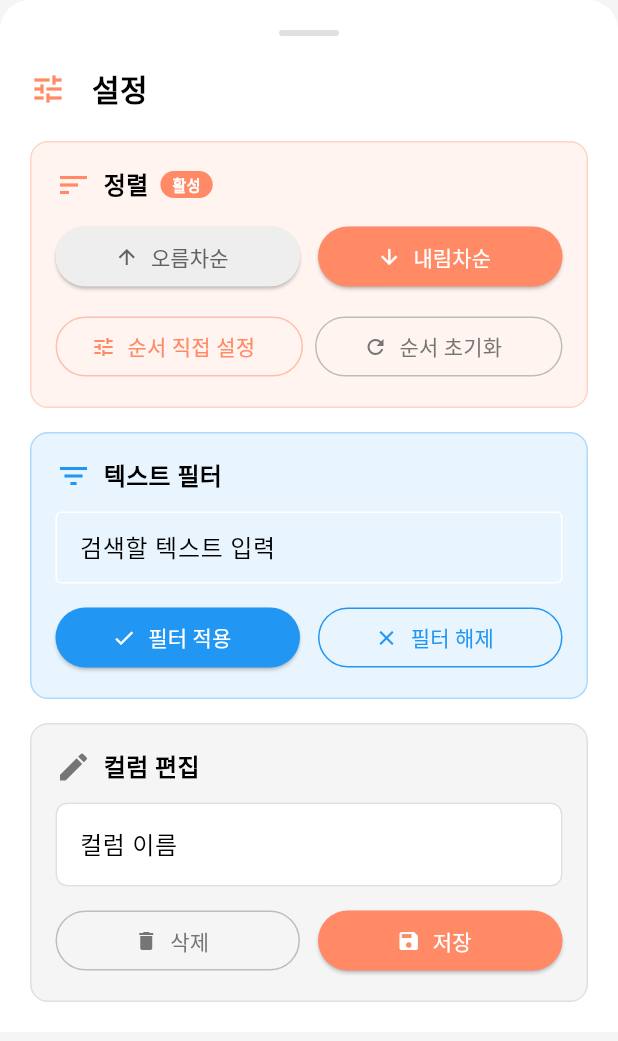
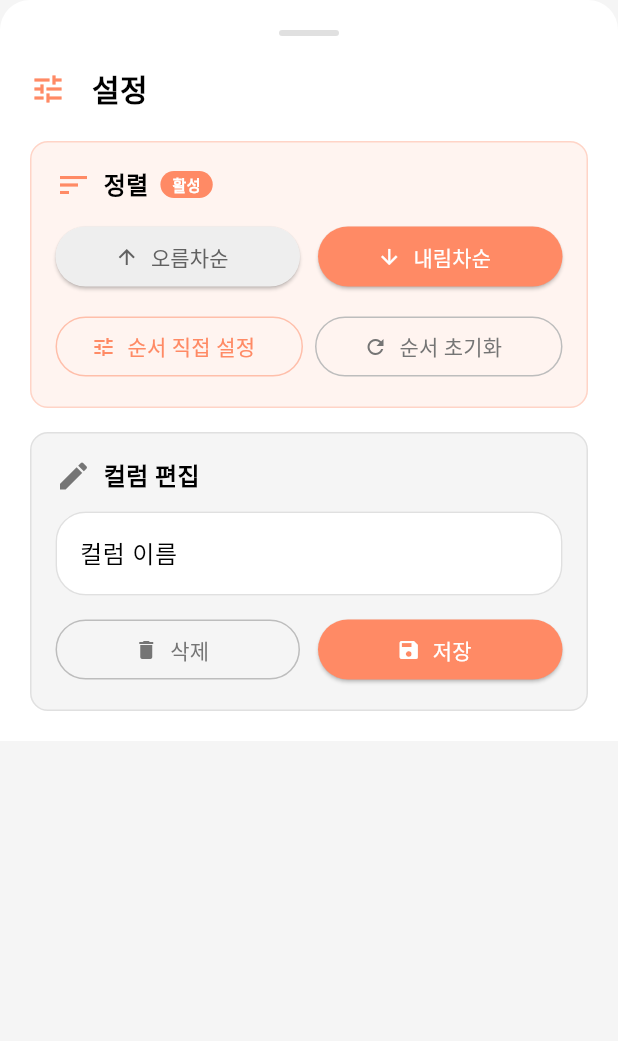
Before and after one commit to ruby400/house_note, a Flutter app: the ColumnSortFilterBottomSheet widget shown alone on an empty page, opened directly with empty values, on a phone screen of 412 x 824 dp. Shown: the top 1041 px of the screen. Run offline on Flutter 3.47's test engine with Material 3 defaults, Android fonts, the phone set to English and light mode, and no system bars; our stand-ins replace cloud_firestore, firebase_auth, firebase_core, flutter_riverpod, go_router, google_sign_in and 6 more; missing offline and left inert: gal; accounts and stored records are empty.

Commit message:
차트 제목 바텀시트에서 텍스트 필터 제거 및 컬럼편집 입력칸 둥글게 변경
- 텍스트 필터 섹션 전체 제거 (_buildFilterSection 메서드 삭제)
- 필터 관련 컨트롤러 및 헬퍼 메서드들 정리
- 컬럼편집 입력칸의 borderRadius를 8에서 20으로 증가
- 더 깔끔하고 간단한 UI로 개선

🤖 Generated with [Claude Code](https://claude.ai/code)

Co-Authored-By: Claude <noreply@anthropic.com>

```diff
--- a/lib/features/chart/views/column_sort_filter_bottom_sheet.dart
+++ b/lib/features/chart/views/column_sort_filter_bottom_sheet.dart
@@ -45,21 +45,16 @@ class ColumnSortFilterBottomSheet extends StatefulWidget {
 class _ColumnSortFilterBottomSheetState
     extends State<ColumnSortFilterBottomSheet> {
   late TextEditingController _renameController;
-  late TextEditingController _filterController;
 
   @override
   void initState() {
     super.initState();
     _renameController = TextEditingController(text: widget.columnName);
-    _filterController = TextEditingController(
-      text: widget.currentFilter?.toString() ?? '',
-    );
   }
 
   @override
   void dispose() {
     _renameController.dispose();
-    _filterController.dispose();
     super.dispose();
   }
 
@@ -112,9 +107,6 @@ class _ColumnSortFilterBottomSheetState
 
               // 정렬 섹션
               _buildSortSection(),
-
-              // 필터링 섹션
-              _buildFilterSection(),
 
               // 컬럼 편집 섹션
               _buildEditSection(),
@@ -289,15 +281,15 @@ class _ColumnSortFilterBottomSheetState
             decoration: InputDecoration(
               labelText: '컬럼 이름',
               border: OutlineInputBorder(
-                borderRadius: BorderRadius.circular(8),
+                borderRadius: BorderRadius.circular(20),
                 borderSide: BorderSide(color: Colors.grey[400]!),
               ),
               enabledBorder: OutlineInputBorder(
-                borderRadius: BorderRadius.circular(8),
+                borderRadius: BorderRadius.circular(20),
                 borderSide: BorderSide(color: Colors.grey[300]!),
               ),
               focusedBorder: OutlineInputBorder(
-                borderRadius: BorderRadius.circular(8),
+                borderRadius: BorderRadius.circular(20),
                 borderSide: const BorderSide(color: Color(0xFFFF8A65), width: 2),
               ),
               filled: true,
@@ -378,132 +370,7 @@ class _ColumnSortFilterBottomSheetState
     }
   }
 
-  String _getFilterLabel() {
-    switch (widget.columnType) {
-      case 'price':
-        return '가격 필터';
-      case 'rating':
-        return '별점 필터';
-      case 'date':
-        return '날짜 필터';
-      case 'select':
-        return '옵션 필터';
-      default:
-        return '텍스트 필터';
-    }
-  }
 
-  String _getFilterHint() {
-    switch (widget.columnType) {
-      case 'price':
-        return '예: 1000000 (이상), <5000000 (미만)';
-      case 'rating':
-        return '예: 4 (이상), <3 (미만)';
-      case 'date':
-        return '예: 2024-01-01';
-      case 'select':
-        return '옵션값 입력';
-      default:
-        return '검색할 텍스트 입력';
-    }
-  }
-
-  Widget _buildFilterSection() {
-    final bool hasFilter = widget.currentFilter != null &&
-        widget.currentFilter.toString().isNotEmpty;
-
-    return Container(
-      margin: const EdgeInsets.only(bottom: 16),
-      padding: const EdgeInsets.all(16),
-      decoration: BoxDecoration(
-        color: Colors.blue.withAlpha(25),
-        borderRadius: BorderRadius.circular(12),
-        border: Border.all(color: Colors.blue.withAlpha(76)),
-      ),
-      child: Column(
-        crossAxisAlignment: CrossAxisAlignment.start,
-        children: [
-          Row(
-            children: [
-              const Icon(Icons.filter_list, color: Colors.blue),
-              const SizedBox(width: 8),
-              Text(
-                _getFilterLabel(),
-                style: const TextStyle(
-                  fontSize: 16,
-                  fontWeight: FontWeight.w600,
-                ),
-              ),
-              if (hasFilter) ...[
-                const SizedBox(width: 8),
-                Container(
-                  padding: const EdgeInsets.symmetric(horizontal: 8, vertical: 2),
-                  decoration: const BoxDecoration(
-                    color: Colors.blue,
-                    borderRadius: BorderRadius.all(Radius.circular(10)),
-                  ),
-                  child: const Text(
-                    '활성',
-                    style: TextStyle(
-                      color: Colors.white,
-                      fontSize: 10,
-                      fontWeight: FontWeight.bold,
-                    ),
-                  ),
-                ),
-              ],
-            ],
-          ),
-          const SizedBox(height: 12),
-          TextField(
-            controller: _filterController,
-            decoration: InputDecoration(
-              hintText: _getFilterHint(),
-              border: const OutlineInputBorder(),
-              contentPadding:
-                  const EdgeInsets.symmetric(horizontal: 12, vertical: 8),
-            ),
-          ),
-          const SizedBox(height: 12),
-          Row(
-            children: [
-              Expanded(
-                child: ElevatedButton.icon(
-                  onPressed: () {
-                    widget.onFilter(_filterController.text.trim().isEmpty
-                        ? null
-                        : _filterController.text.trim());
-                    Navigator.pop(context);
-                  },
-                  style: ElevatedButton.styleFrom(
-                    backgroundColor: Colors.blue,
-                    foregroundColor: Colors.white,
-                  ),
-                  icon: const Icon(Icons.check, size: 16),
-                  label: const Text('필터 적용'),
-                ),
-              ),
-              const SizedBox(width: 12),
-              Expanded(
-                child: OutlinedButton.icon(
-                  onPressed: () {
-                    widget.onFilter(null);
-                    Navigator.pop(context);
-                  },
-                  style: OutlinedButton.styleFrom(
-                    foregroundColor: Colors.blue,
-                    side: const BorderSide(color: Colors.blue),
-                  ),
-                  icon: const Icon(Icons.clear, size: 16),
-                  label: const Text('필터 해제'),
-                ),
-              ),
-            ],
-          ),
-        ],
-      ),
-    );
-  }
 
 }
 
```
